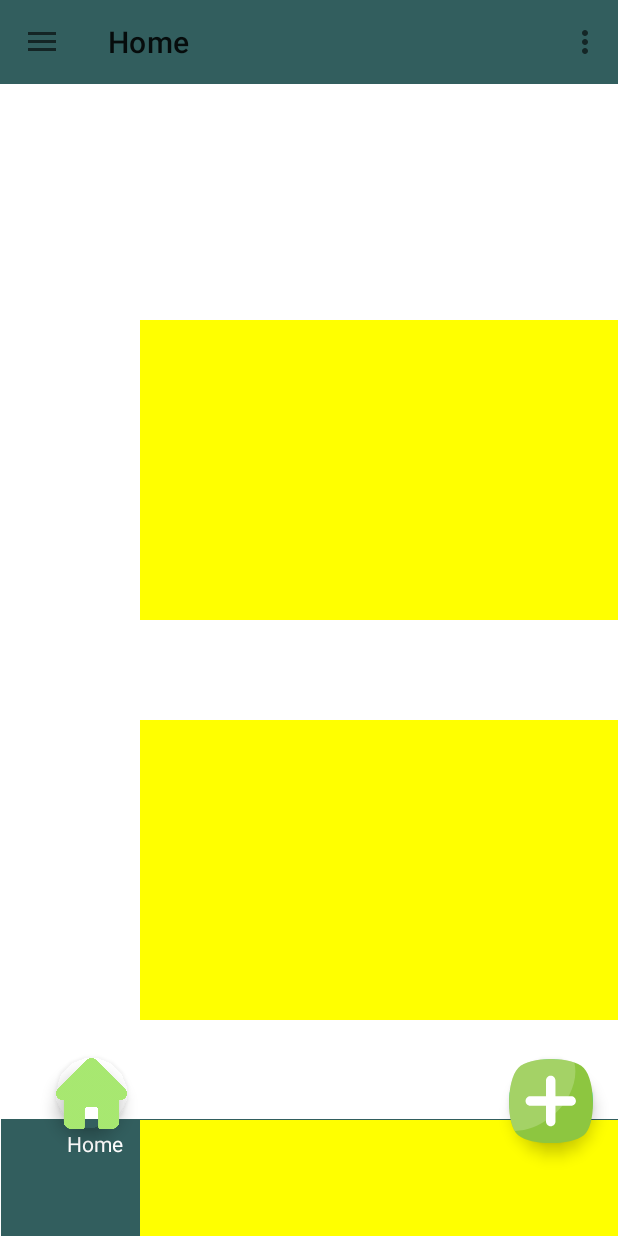
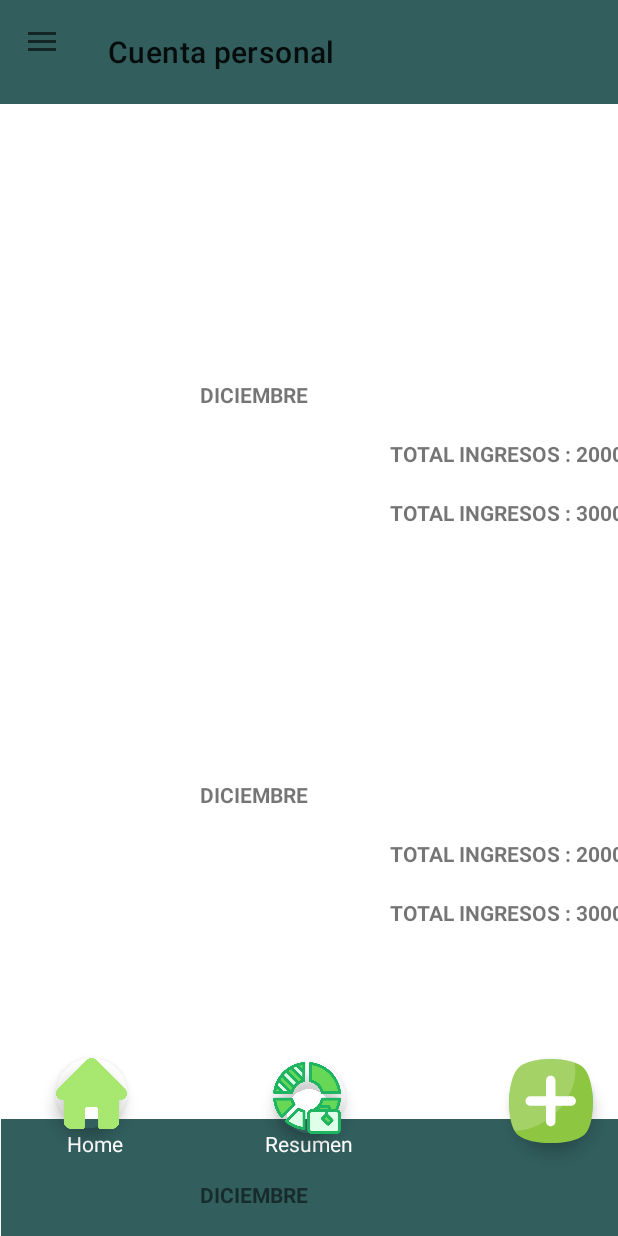
Before and after one commit to AlexanderCanonVillalba/micartera, an Android app: the DashboardActivity screen opened directly, with no data from a screen before it, on a phone screen of 412 x 824 dp. Run offline under Robolectric (Android 15) with nearby library versions, the light colour scheme and no system bars; our stand-ins replace navigation-ui; 1 statement that could not run was skipped.

Commit message:
implementation home

```diff
--- a/app/src/main/java/com/example/micartera/DashboardActivity.java
+++ b/app/src/main/java/com/example/micartera/DashboardActivity.java
@@ -2,6 +2,7 @@ package com.example.micartera;
 
 import android.app.Dialog;
 import android.content.Intent;
+import android.graphics.Color;
 import android.os.Build;
 import android.os.Bundle;
 import android.view.View;
@@ -47,6 +48,26 @@ public class DashboardActivity extends AppCompatActivity {
         super.onCreate(savedInstanceState);
 
         binding = ActivityDashboardBinding.inflate(getLayoutInflater());
+        TextView totalAhorros =  new TextView(this);
+        totalAhorros.setText("$9000");
+        totalAhorros.setTextColor(Color.WHITE);
+        totalAhorros.setX(300);
+        totalAhorros.setY(0);
+        totalAhorros.setTextSize(20);
+
+        TextView typeMoney =  new TextView(this);
+        typeMoney.setText("COP");
+        typeMoney.setTextColor(Color.WHITE);
+        typeMoney.setX(230);
+        typeMoney.setY(50);
+
+
+        binding.appBarDashboard.toolbar.addView(totalAhorros);
+        binding.appBarDashboard.toolbar.addView(typeMoney);
+
+        binding.appBarDashboard.toolbar.setTitle("HOLA");
+
+
         setContentView(binding.getRoot());
 
 
--- a/app/src/main/java/com/example/micartera/domain/entity/FinancialDetailsSimple.java
+++ b/app/src/main/java/com/example/micartera/domain/entity/FinancialDetailsSimple.java
@@ -1,4 +1,6 @@
 package com.example.micartera.domain.entity;
+
+import com.example.micartera.domain.service.DateService;
 
 public class FinancialDetailsSimple extends FinancialDetails{
     private float totalIncome ;
@@ -12,4 +14,17 @@ public class FinancialDetailsSimple extends FinancialDetails{
         this.month = month;
         this.year = year;
     }
+
+    public float GetTotalIncome() {
+        return  this.totalIncome;
+    }
+
+    public float GetTotalExpense() {
+        return  this.totalExpense;
+    }
+
+    public String GetMonth(){
+        return new DateService().GetMonth(this.month);
+    }
+
 }
--- a/app/src/main/java/com/example/micartera/domain/service/DateService.java
+++ b/app/src/main/java/com/example/micartera/domain/service/DateService.java
@@ -8,9 +8,9 @@ public class DateService {
     int mesInt = calendario.get(Calendar.MONTH);
 
 
-    public String GetMonth() {
+    public String GetMonth(int month) {
       String mes = "" ;
-      switch (mesInt){
+      switch (month){
           case 0:
             mes =  "ENERO"  ;
           case 1 :
--- a/app/src/main/java/com/example/micartera/ui/home/HomeFragment.java
+++ b/app/src/main/java/com/example/micartera/ui/home/HomeFragment.java
@@ -1,15 +1,24 @@
 package com.example.micartera.ui.home;
 
 import android.graphics.Color;
+import android.graphics.Typeface;
+import android.graphics.drawable.Drawable;
+import android.graphics.drawable.GradientDrawable;
+import android.os.Build;
 import android.os.Bundle;
 import android.provider.CalendarContract;
 import android.view.LayoutInflater;
 import android.view.View;
 import android.view.ViewGroup;
+import android.widget.LinearLayout;
+import android.widget.RelativeLayout;
 import android.widget.TextView;
 
 import androidx.annotation.NonNull;
 import androidx.annotation.Nullable;
+import androidx.annotation.RequiresApi;
+import androidx.cardview.widget.CardView;
+import androidx.core.content.ContextCompat;
 import androidx.fragment.app.Fragment;
 import androidx.lifecycle.Observer;
 import androidx.lifecycle.ViewModelProvider;
@@ -30,6 +39,7 @@ public class HomeFragment extends Fragment {
     private HomeViewModel homeViewModel;
     private FragmentHomeBinding binding;
 
+    @RequiresApi(api = Build.VERSION_CODES.LOLLIPOP)
     public View onCreateView(@NonNull LayoutInflater inflater,
                              ViewGroup container, Bundle savedInstanceState) {
         homeViewModel =
@@ -47,14 +57,49 @@ public class HomeFragment extends Fragment {
 
         int margen = 0;
         for (FinancialDetailsSimple financialDetailsSimple : listFinancialDetailsSimple ) {
-            System.out.println("validandoo...");
-            final View view =  new View(this.getContext());
-            view.setBackgroundColor(Color.YELLOW);
+            final LinearLayout view =  new LinearLayout(this.getContext());
+
             view.setX(140);
             view.setY(320+margen);
             view.setLayoutParams(new ViewGroup.LayoutParams(800, 300));
+            view.setOrientation(LinearLayout.VERTICAL);
+
+            view.setElevation(new Float(100));
+
+
+            String uri = "@drawable/linear";
+            int imageResource = getResources().getIdentifier(uri, null, getActivity().getPackageName());
+            Drawable imagen = ContextCompat.getDrawable(this.getContext(), imageResource);
+            view.setBackground(imagen);
+
+
+
+
+            Typeface boldTypeface = Typeface.defaultFromStyle(Typeface.BOLD);
             final TextView textView  =  new TextView(this.getContext());
-            textView.setBackgroundColor(Color.BLUE);
+            textView.setText(financialDetailsSimple.GetMonth());
+            textView.setX(60);
+            textView.setY(60);
+            textView.setTypeface(boldTypeface);
+
+
+            final TextView totalExpense  =  new TextView(this.getContext());
+            totalExpense.setText("TOTAL INGRESOS : " + String.valueOf(financialDetailsSimple.GetTotalExpense()));
+            totalExpense.setX(250);
+            totalExpense.setY(90);
+            totalExpense.setTypeface(boldTypeface);
+
+
+            final TextView totalIncome  =  new TextView(this.getContext());
+            totalIncome.setText("TOTAL INGRESOS : "+ String.valueOf(financialDetailsSimple.GetTotalIncome()) );
+            totalIncome.setX(250);
+            totalIncome.setY(120);
+            totalIncome.setTypeface(boldTypeface);
+
+
+            view.addView(textView);
+            view.addView(totalExpense);
+            view.addView(totalIncome);
 
 
             binding.getRoot().addView(view);
--- /dev/null
+++ b/app/src/main/res/drawable/linear.xml
@@ -0,0 +1,16 @@
+<layer-list xmlns:android="http://schemas.android.com/apk/res/android">
+    <item >
+        <shape
+            android:shape="rectangle">
+        <solid android:color="@android:color/darker_gray" />
+        <corners android:radius="5dp"/>
+       </shape>
+    </item>
+    <item android:right="1dp" android:left="1dp" android:bottom="2dp">
+        <shape
+            android:shape="rectangle">
+            <solid android:color="@android:color/white"/>
+            <corners android:radius="5dp"/>
+        </shape>
+    </item>
+</layer-list>
--- a/app/src/main/res/layout/app_bar_dashboard.xml
+++ b/app/src/main/res/layout/app_bar_dashboard.xml
@@ -18,7 +18,7 @@
     <androidx.appcompat.widget.Toolbar
         android:id="@+id/toolbar"
         android:layout_width="match_parent"
-        android:layout_height="?attr/actionBarSize"
+        android:layout_height="69dp"
         android:background="#325E5E"
         app:popupTheme="@style/Theme.MiCartera.PopupOverlay" />
 
--- a/app/src/main/res/layout/fragment_home.xml
+++ b/app/src/main/res/layout/fragment_home.xml
@@ -50,6 +50,24 @@
         app:layout_constraintStart_toStartOf="parent"
         app:layout_constraintTop_toTopOf="parent" />
 
+    <com.google.android.material.floatingactionbutton.FloatingActionButton
+        android:id="@+id/floatingActionButton2"
+        android:layout_width="48dp"
+        android:layout_height="50dp"
+        android:layout_marginStart="179dp"
+        android:layout_marginLeft="179dp"
+        android:layout_marginTop="659dp"
+        android:layout_marginEnd="179dp"
+        android:layout_marginRight="179dp"
+        android:layout_marginBottom="19dp"
+        android:clickable="true"
+        android:foreground="@drawable/diagrama__2_"
+        app:backgroundTint="#02FFFFFF"
+        app:layout_constraintBottom_toBottomOf="parent"
+        app:layout_constraintEnd_toEndOf="parent"
+        app:layout_constraintStart_toStartOf="parent"
+        app:layout_constraintTop_toTopOf="parent" />
+
     <TextView
         android:id="@+id/textView2"
         android:layout_width="wrap_content"
@@ -67,4 +85,21 @@
         app:layout_constraintStart_toStartOf="parent"
         app:layout_constraintTop_toTopOf="parent" />
 
+    <TextView
+        android:id="@+id/textView3"
+        android:layout_width="wrap_content"
+        android:layout_height="wrap_content"
+        android:layout_marginStart="176dp"
+        android:layout_marginLeft="176dp"
+        android:layout_marginTop="706dp"
+        android:layout_marginEnd="176dp"
+        android:layout_marginRight="176dp"
+        android:layout_marginBottom="6dp"
+        android:text="Resumen"
+        android:textColor="#FFFEFE"
+        app:layout_constraintBottom_toBottomOf="parent"
+        app:layout_constraintEnd_toEndOf="parent"
+        app:layout_constraintStart_toStartOf="parent"
+        app:layout_constraintTop_toTopOf="parent" />
+
 </androidx.constraintlayout.widget.ConstraintLayout>
--- a/app/src/main/res/menu/activity_main_drawer.xml
+++ b/app/src/main/res/menu/activity_main_drawer.xml
@@ -7,7 +7,9 @@
         <item
             android:id="@+id/nav_home"
             android:icon="@drawable/ic_menu_camera"
-            android:title="@string/menu_home" />
+            android:title="@string/menu_home"
+           />
+
         <item
             android:id="@+id/nav_gallery"
             android:icon="@drawable/ic_menu_gallery"
--- a/app/src/main/res/menu/dashboard.xml
+++ b/app/src/main/res/menu/dashboard.xml
@@ -1,9 +1,3 @@
 <?xml version="1.0" encoding="utf-8"?>
 <menu xmlns:android="http://schemas.android.com/apk/res/android"
-    xmlns:app="http://schemas.android.com/apk/res-auto">
-    <item
-        android:id="@+id/action_settings"
-        android:orderInCategory="100"
-        android:title="@string/action_settings"
-        app:showAsAction="never" />
-</menu>
+    xmlns:app="http://schemas.android.com/apk/res-auto"/>
--- a/app/src/main/res/values/strings.xml
+++ b/app/src/main/res/values/strings.xml
@@ -1,5 +1,5 @@
 <resources>
-    <string name="app_name">Mi Cartera</string>
+    <string name="app_name">Mi Cra</string>
     <string name="title_activity_dashboard">DashboardActivity</string>
     <string name="navigation_drawer_open">Open navigation drawer</string>
     <string name="navigation_drawer_close">Close navigation drawer</string>
@@ -8,7 +8,7 @@
     <string name="nav_header_desc">Navigation header</string>
     <string name="action_settings">Settings</string>
 
-    <string name="menu_home">Home</string>
+    <string name="menu_home">Cuenta personal</string>
     <string name="menu_gallery">Gallery</string>
     <string name="menu_slideshow">Slideshow</string>
 </resources>
```
Also changed, not shown: app/src/main/res/drawable/diagrama.png (added), app/src/main/res/drawable/diagrama__1_.png (added), app/src/main/res/drawable/diagrama__2_.png (added).
